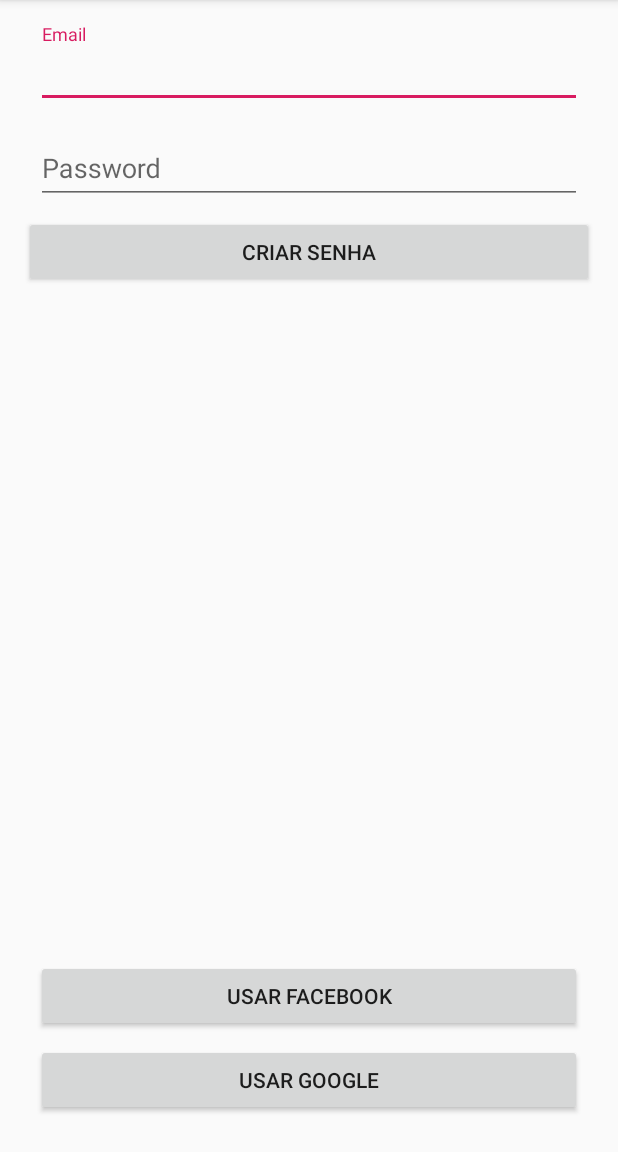
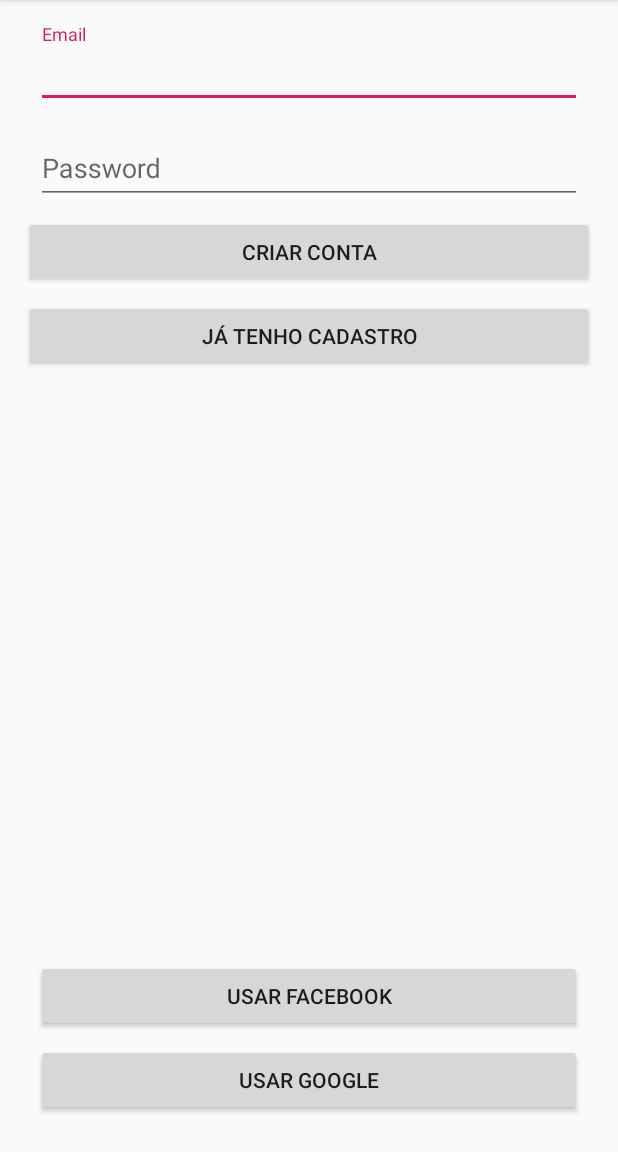
Before and after one commit to gustavoshitara/Teste, an Android app: the screen it shows after launch (LoginActivity), on a phone screen of 412 x 824 dp, the part 84-1236 px from its top. Run offline under Robolectric (Android 15) with nearby library versions, the phone set to English and light mode, and no system bars.

Commit message:
Inclusão do botão de login para diferenciar do botão de criar conta e envio do campo email para as próximas telas

```diff
--- a/app/src/main/res/layout/activity_login.xml
+++ b/app/src/main/res/layout/activity_login.xml
@@ -44,13 +44,22 @@
     </android.support.design.widget.TextInputLayout>
 
     <Button
+        android:id="@+id/btnNewAccount"
+        android:layout_width="match_parent"
+        android:layout_height="wrap_content"
+        android:layout_marginTop="8dp"
+        android:text="Criar Conta"
+        app:layout_constraintTop_toBottomOf="@+id/textInputLayoutPassword"
+        tools:layout_editor_absoluteX="16dp" />
+
+    <Button
         android:id="@+id/btnLogin"
         android:layout_width="match_parent"
         android:layout_height="wrap_content"
         android:layout_marginTop="8dp"
-        android:text="Criar Senha"
-        app:layout_constraintTop_toBottomOf="@+id/textInputLayoutPassword"
-        />
+        android:text="Já tenho cadastro"
+        app:layout_constraintTop_toBottomOf="@+id/btnNewAccount"
+        tools:layout_editor_absoluteX="16dp" />
 
     <Button
         android:id="@+id/btnLoginFacebook"
```
Also changed, not shown: app/src/main/java/br/com/digitalhouse/teste/LoginActivity.java (+45 -5 lines).
